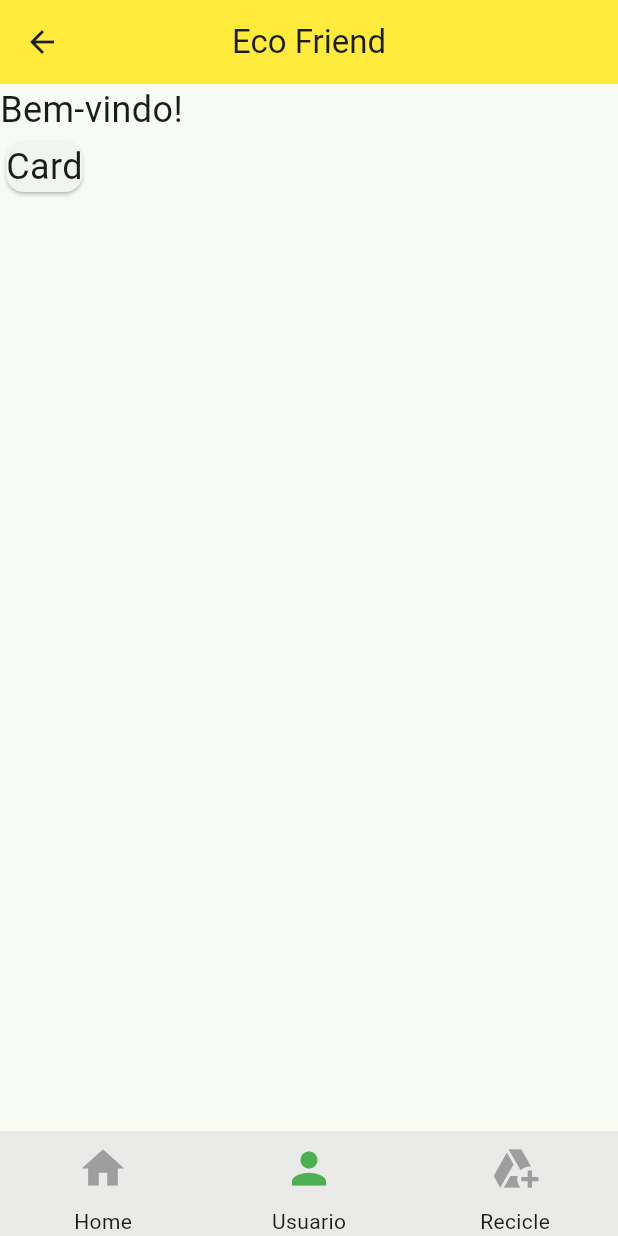
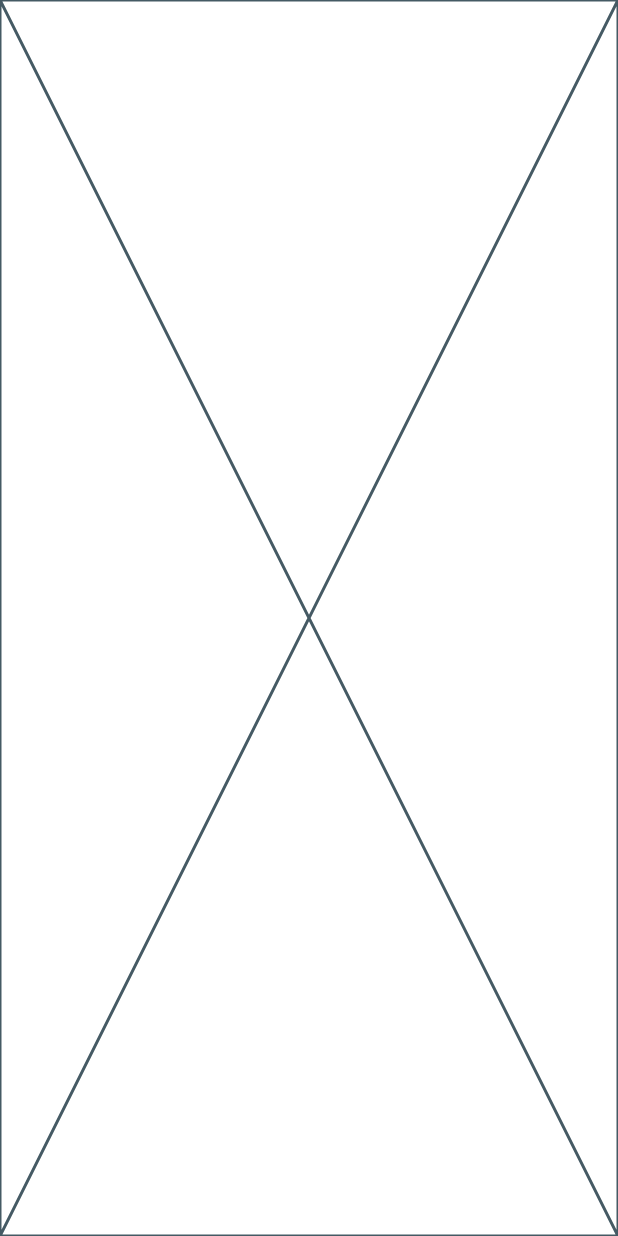
Before and after one commit to Fabdosantos/EcoFriend, a Flutter app: the HomePage screen opened directly, after a tap on the "person" icon, on a phone screen of 412 x 824 dp. Run offline on Flutter 3.47's test engine with Material 2 defaults, Android fonts, the light colour scheme and no system bars.

Commit message:
Adiciona a página de usuário

```diff
--- a/lib/screens/home_page.dart
+++ b/lib/screens/home_page.dart
@@ -31,7 +31,7 @@ class HomePage extends StatelessWidget {
           ],
         ),
       ),
-      bottomNavigationBar: BottomBar(),
+      bottomNavigationBar: const BottomBar(),
     );
   }
 }
--- /dev/null
+++ b/lib/screens/usuario_page.dart
@@ -0,0 +1,10 @@
+import 'package:flutter/material.dart';
+
+class UsuarioPage extends StatelessWidget {
+  const UsuarioPage({super.key});
+
+  @override
+  Widget build(BuildContext context) {
+    return const Placeholder();
+  }
+}
--- a/lib/widgets/bottom_bar.dart
+++ b/lib/widgets/bottom_bar.dart
@@ -1,3 +1,4 @@
+import 'package:ecofriend/screens/usuario_page.dart';
 import 'package:flutter/material.dart';
 
 class BottomBar extends StatefulWidget {
@@ -49,7 +50,12 @@ class _BottomBarState extends State<BottomBar> {
                   Icons.person,
                   size: 34,
                 ),
-                onPressed: () => _handleButtonActived(1),
+                onPressed: () {
+                  _handleButtonActived(1);
+                  Navigator.of(context).push(MaterialPageRoute(
+                    builder: (context) => const UsuarioPage(),
+                  ));
+                },
               ),
               const Text("Usuario")
             ],
```
